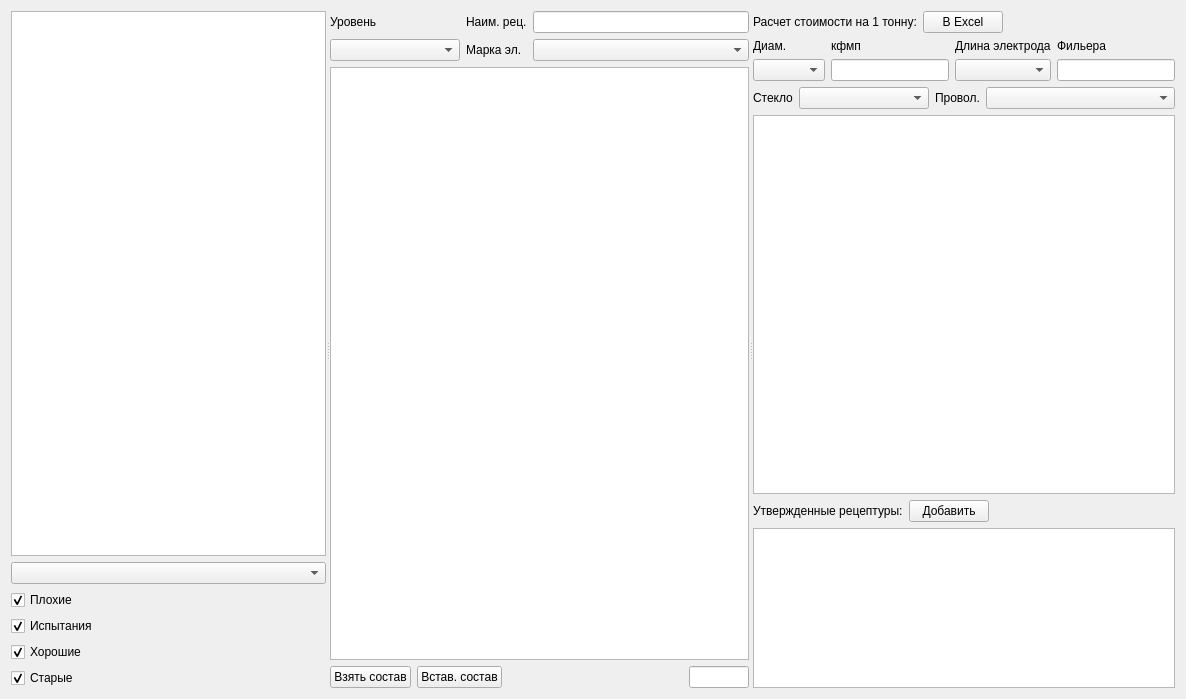
First picture: the form in formrcp/formrcp.ui, repository Sergeyego/el_dosage, before the edit.
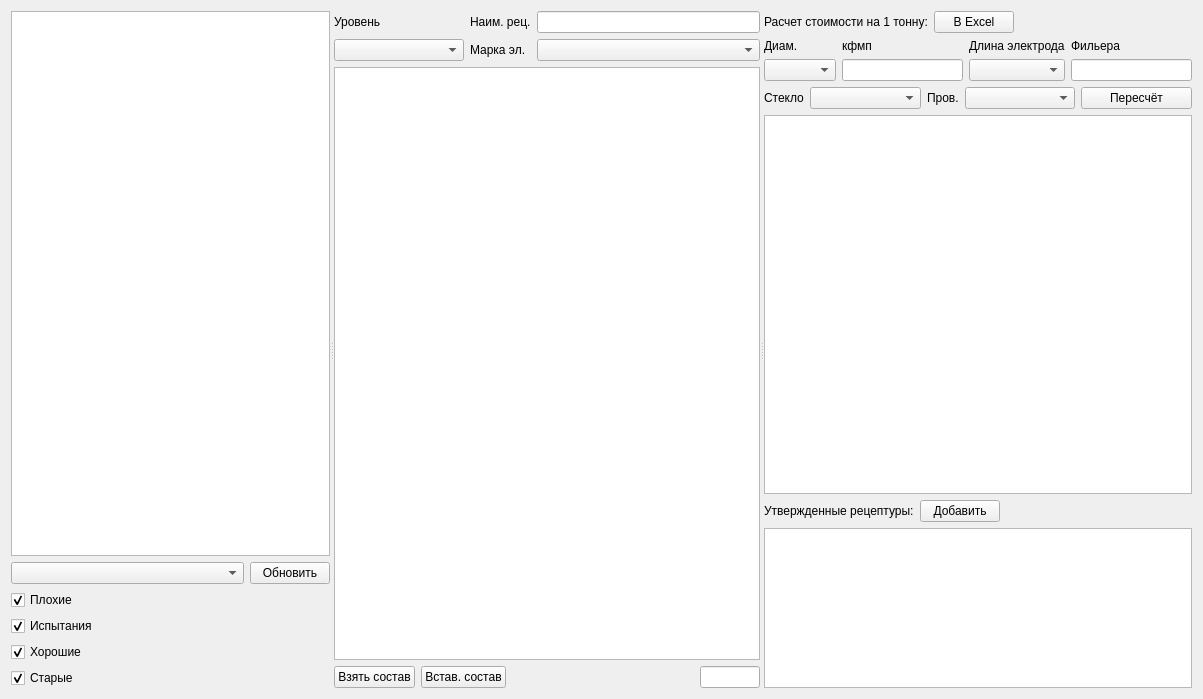
Second picture: the form after the edit. Custom widgets are drawn as their Qt base class.

```diff
--- a/formrcp/formrcp.ui
+++ b/formrcp/formrcp.ui
@@ -6,7 +6,7 @@
    <rect>
     <x>0</x>
     <y>0</y>
-    <width>1186</width>
+    <width>1203</width>
     <height>699</height>
    </rect>
   </property>
@@ -44,7 +44,24 @@
         </widget>
        </item>
        <item>
-        <widget class="RestComboBox" name="comboBoxMarkOnly"/>
+        <layout class="QHBoxLayout" name="horizontalLayout_5">
+         <item>
+          <widget class="RestComboBox" name="comboBoxMarkOnly"/>
+         </item>
+         <item>
+          <widget class="QPushButton" name="pushButtonUpd">
+           <property name="sizePolicy">
+            <sizepolicy hsizetype="Maximum" vsizetype="Fixed">
+             <horstretch>0</horstretch>
+             <verstretch>0</verstretch>
+            </sizepolicy>
+           </property>
+           <property name="text">
+            <string>Обновить</string>
+           </property>
+          </widget>
+         </item>
+        </layout>
        </item>
        <item>
         <widget class="QCheckBox" name="checkBoxBad">
@@ -312,13 +329,20 @@
             </sizepolicy>
            </property>
            <property name="text">
-            <string>Провол.</string>
+            <string>Пров.</string>
            </property>
           </widget>
          </item>
          <item>
           <widget class="RestComboBox" name="comboBoxProv"/>
          </item>
+         <item>
+          <widget class="QPushButton" name="pushButtonReCalc">
+           <property name="text">
+            <string>Пересчёт</string>
+           </property>
+          </widget>
+         </item>
         </layout>
        </item>
        <item>
```
